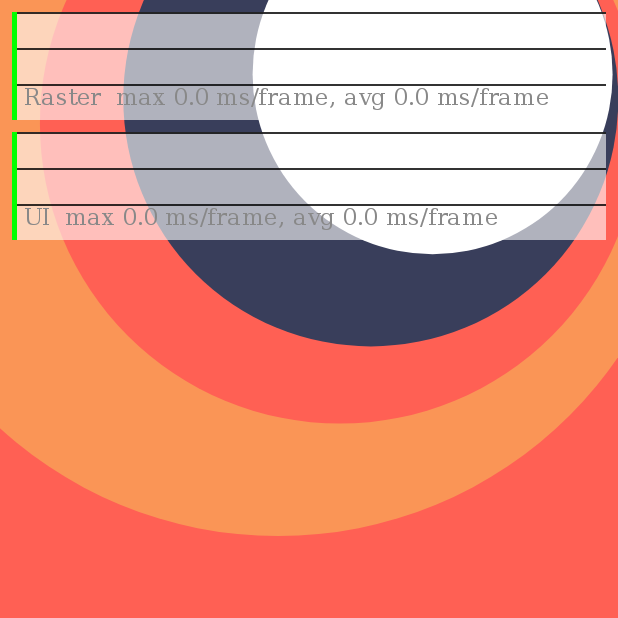
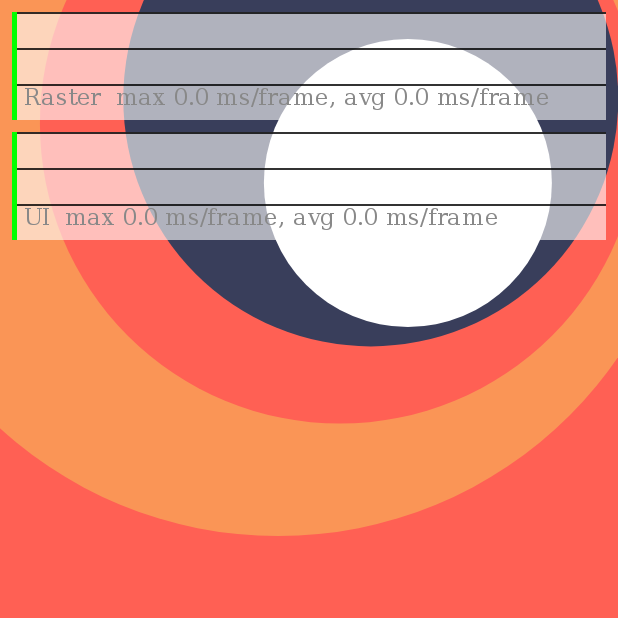
Before and after one commit to deveraman/Bweather, a Flutter app: the SunnyBackground screen opened directly, on a phone screen of 412 x 824 dp, the top half of it. Run offline on Flutter 3.47's test engine with Material 2 defaults, Android fonts, the light colour scheme and no system bars; our stand-ins replace bloc, flutter_hooks, google_fonts; generated files the repository leaves out were written again.

Commit message:
homepage: sunny background canvas (2/3)

```diff
--- a/lib/home/view/widgets/sunny_painter.dart
+++ b/lib/home/view/widgets/sunny_painter.dart
@@ -1,41 +1,97 @@
 import 'package:bweather/theme.dart';
 import 'package:flutter/material.dart';
+import 'package:flutter_hooks/flutter_hooks.dart';
 
-class SunnyBackground extends StatelessWidget {
+class SunnyBackground extends HookWidget {
   const SunnyBackground({Key? key}) : super(key: key);
 
   @override
   Widget build(BuildContext context) {
+    final _tickerProvider = useSingleTickerProvider();
+    final _secondTickerProvider = useSingleTickerProvider();
+    final _thirdTickerProvider = useSingleTickerProvider();
+    final _fourthTickerProvider = useSingleTickerProvider();
+
+    final _animationController = useAnimationController(
+      duration: const Duration(milliseconds: 500),
+      vsync: _tickerProvider,
+    );
+
+    final _secondAnimationController = useAnimationController(
+      duration: const Duration(milliseconds: 500),
+      vsync: _secondTickerProvider,
+    );
+
+    final _thirdAnimationController = useAnimationController(
+      duration: const Duration(milliseconds: 500),
+      vsync: _thirdTickerProvider,
+    );
+
+    final _fourthAnimationController = useAnimationController(
+      duration: const Duration(milliseconds: 500),
+      vsync: _fourthTickerProvider,
+    );
+
+    useAnimation(_animationController);
+    useAnimation(_secondAnimationController);
+    useAnimation(_thirdAnimationController);
+    useAnimation(_fourthAnimationController);
+
+    useEffect(() {
+      _animationController.forward();
+      if (_animationController.isCompleted) {
+        _secondAnimationController.forward();
+      }
+      if (_secondAnimationController.isCompleted) {
+        _thirdAnimationController.forward();
+      }
+      if (_thirdAnimationController.isCompleted) {
+        _fourthAnimationController.forward();
+      }
+    });
+
     return Scaffold(
       backgroundColor: tangyOrange,
       body: Stack(
         children: [
-          CustomPaint(
+          ScaleTransition(
+            scale: _animationController,
+            child: CustomPaint(
               painter: CircleYellow(),
               child: const SizedBox(
                 width: double.infinity,
                 height: double.infinity,
               ),
             ),
-          CustomPaint(
+          ),
+          ScaleTransition(
+            scale: _secondAnimationController,
+            child: CustomPaint(
               painter: CircleOrange(),
               child: const SizedBox(
                 width: double.infinity,
                 height: double.infinity,
               ),
             ),
-          CustomPaint(
+          ),
+          ScaleTransition(
+            scale: _thirdAnimationController,
+            child: CustomPaint(
               painter: CircleBlue(),
               child: const SizedBox(
                 width: double.infinity,
                 height: double.infinity,
               ),
             ),
-          CustomPaint(
+          ),
+          ScaleTransition(
+            scale: _fourthAnimationController,
+            child: CustomPaint(
               painter: CircleWhite(),
               child: const SizedBox(
                 width: double.infinity,
                 height: double.infinity,
+              ),
             ),
           ),
         ],
```
Lines whose indentation alone changed are shown as unchanged.
